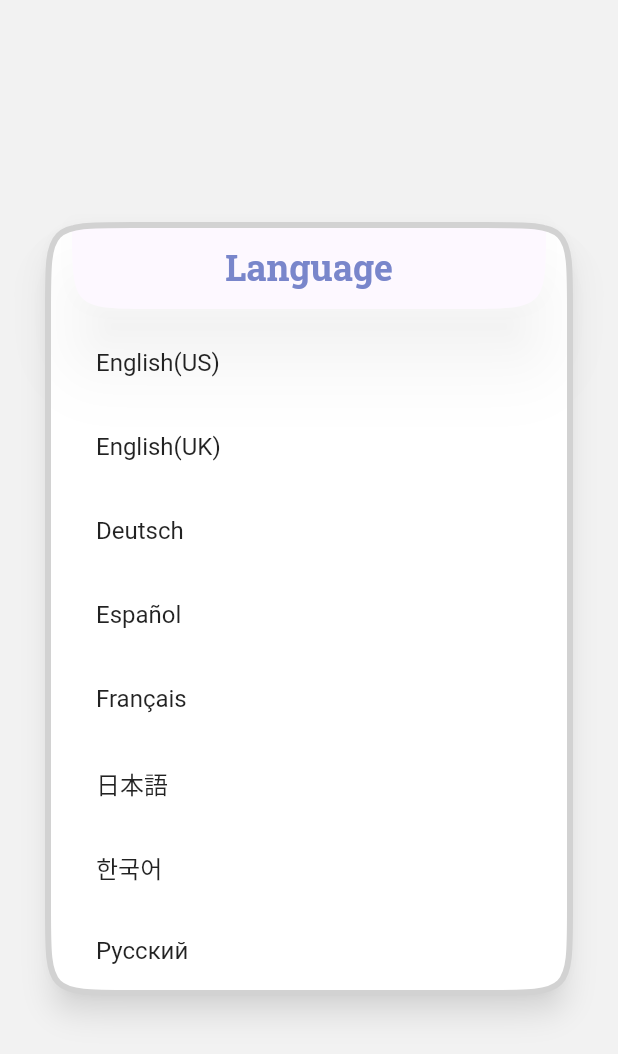
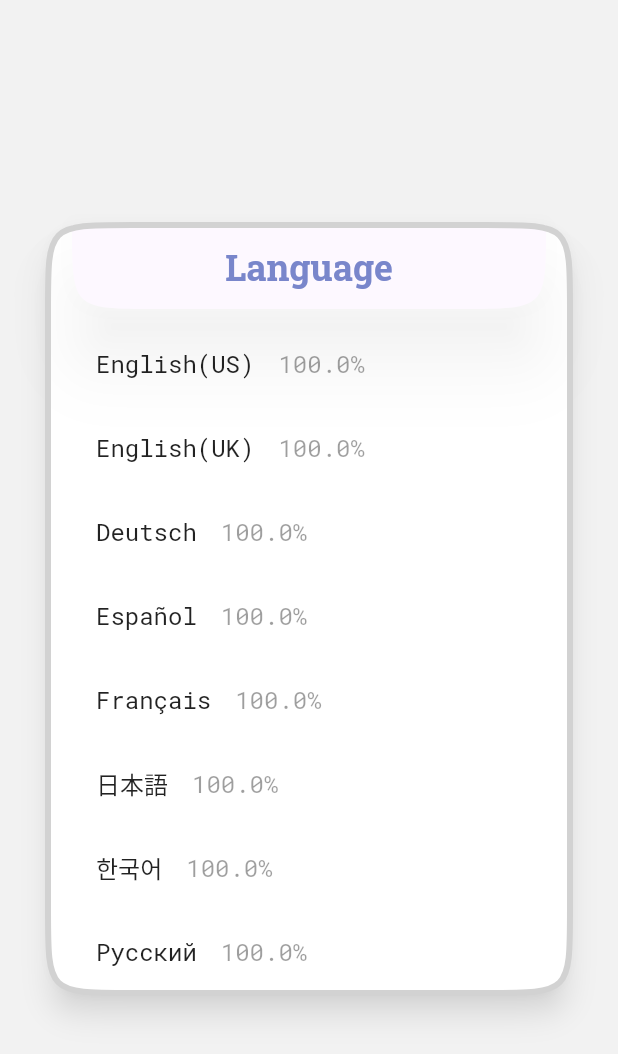
Before and after one commit to glorylab/POAPin, a Flutter app: the LanguagesDialog widget shown alone on an empty page, opened directly, on a phone screen of 412 x 824 dp. Shown: the top 1054 px of the screen. Run offline on Flutter 3.47's test engine with Material 2 defaults, Android fonts, the phone set to English and light mode, and no system bars; our stand-ins replace dio, extended_image, firebase_analytics, firebase_auth, firebase_core, firebase_messaging and 22 more; missing offline and left inert: dash_painter, ens_dart, gradient_ui_widgets, we_slide, web3dart; accounts and stored records are empty; generated files the repository leaves out were written again; network calls fail; statements that could not run were skipped.

Commit message:
🌐 Add translation progress

```diff
--- a/lib/common/translations/locale_string.dart
+++ b/lib/common/translations/locale_string.dart
@@ -41,10 +41,12 @@ class LocaleString extends Translations {
 
   getAllLanguage() {
     var languages = [];
+    int totalItemCount = EnUSTranslations.map.keys.length;
     keys.forEach((key, value) {
       languages.add({
         'locale': key,
         'name': value['language_in_native'],
+        'progress': '${(value.length / totalItemCount) * 100}%',
       });
     });
     return languages;
--- a/lib/ui/pages/setting/components/dialog.languages.dart
+++ b/lib/ui/pages/setting/components/dialog.languages.dart
@@ -18,7 +18,21 @@ class LanguagesDialog extends StatelessWidget {
           );
         }
         return ListTile(
-          title: Text(languages[index - 1]['name']),
+          title: Row(
+            children: [
+              Text(
+                languages[index - 1]['name'],
+                style: GoogleFonts.robotoMono(color: Colors.black87),
+              ),
+              SizedBox(
+                width: 16,
+              ),
+              Text(
+                languages[index - 1]['progress'],
+                style: GoogleFonts.robotoMono(color: Colors.black38),
+              ),
+            ],
+          ),
           minVerticalPadding: 8,
           shape: ContinuousRectangleBorder(
             borderRadius: BorderRadius.circular(24),
```
